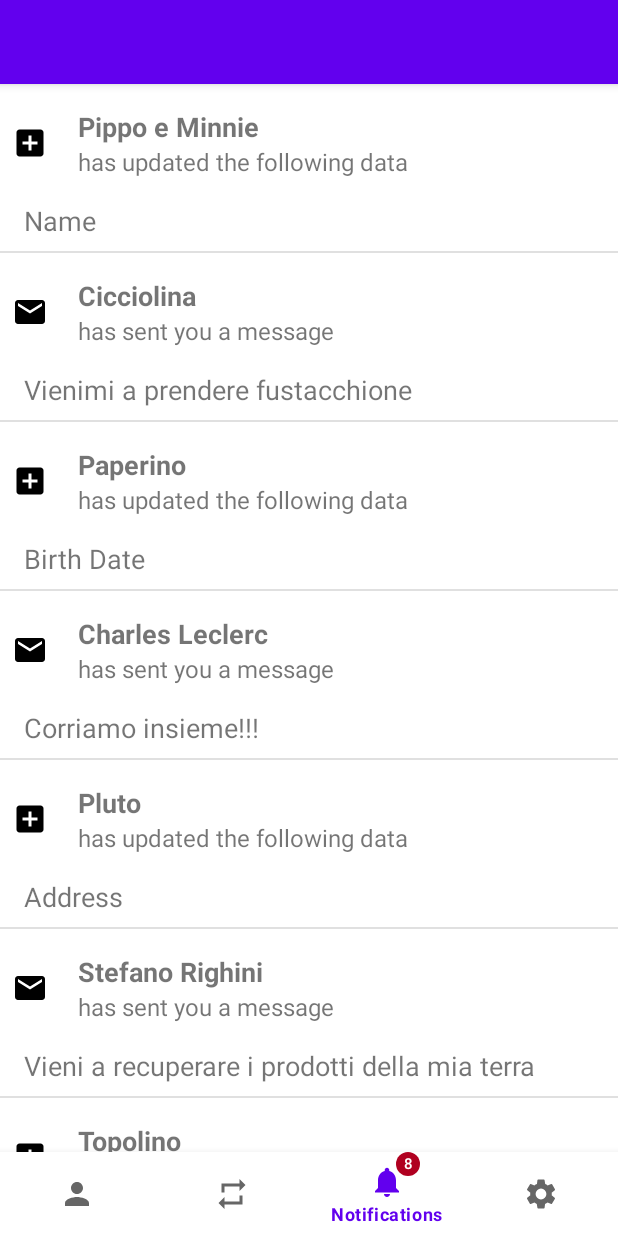
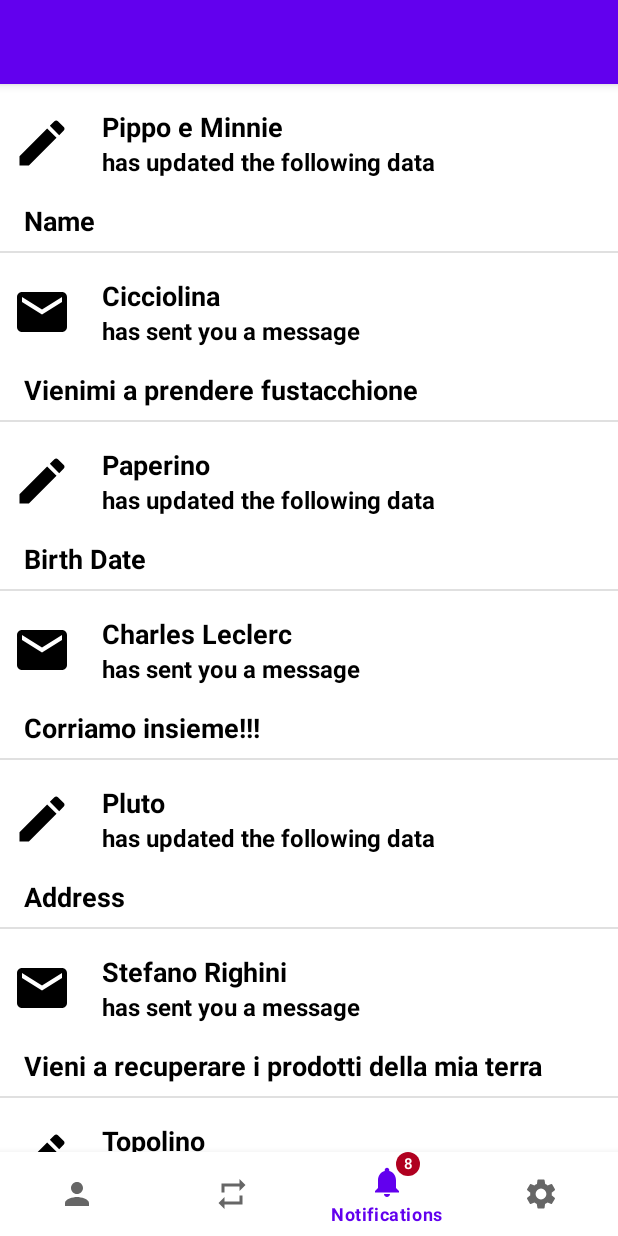
Before and after one commit to FranNetti/pc-citizenDigitalTwin, an Android app: the NotificationsFragment screen opened through its navigation route, on a phone screen of 412 x 824 dp. Run offline under Robolectric (Android 15) with nearby library versions, the phone set to English and light mode, and no system bars; our stand-ins replace navigation-ui.

Commit message:
change notification display

```diff
--- a/androidApp/app/src/main/java/it/unibo/citizenDigitalTwin/MainActivity.java
+++ b/androidApp/app/src/main/java/it/unibo/citizenDigitalTwin/MainActivity.java
@@ -45,9 +45,10 @@ public class MainActivity extends AppCompatActivity {
 
         mainActivityViewModel = new ViewModelProvider(this).get(MainActivityViewModel.class);
         mainActivityViewModel.notifications.getNotifications().observe(this, notifications -> {
-            if(notifications.size() > 0) {
+            final int notificationToRead = (int)notifications.stream().filter(x -> !x.isRead()).count();
+            if(notificationToRead > 0) {
                 badge.setVisible(true);
-                badge.setNumber(notifications.size());
+                badge.setNumber(notificationToRead);
             } else {
                 badge.setVisible(false);
                 badge.clearNumber();
--- a/androidApp/app/src/main/java/it/unibo/citizenDigitalTwin/data/category/GroupCategory.java
+++ b/androidApp/app/src/main/java/it/unibo/citizenDigitalTwin/data/category/GroupCategory.java
@@ -38,9 +38,9 @@ public enum GroupCategory {
         return identifier;
     }
 
-    public static Optional<GroupCategory> findByName(final String name) {
+    public static Optional<GroupCategory> findByGroupIdentifier(final String identifier) {
         return Stream.of(GroupCategory.values())
-                .filter(dataCategory -> dataCategory.identifier.equals(name))
+                .filter(dataCategory -> dataCategory.identifier.equals(identifier))
                 .findFirst();
     }
 }
--- a/androidApp/app/src/main/java/it/unibo/citizenDigitalTwin/data/category/LeafCategory.java
+++ b/androidApp/app/src/main/java/it/unibo/citizenDigitalTwin/data/category/LeafCategory.java
@@ -44,9 +44,9 @@ public enum LeafCategory {
         return context.getString(displayName);
     }
 
-    public static Optional<LeafCategory> findByName(final String name) {
+    public static Optional<LeafCategory> findByLeafIdentifier(final String identifier) {
         return Stream.of(LeafCategory.values())
-                .filter(dataCategory -> dataCategory.identifier.equals(name))
+                .filter(dataCategory -> dataCategory.identifier.equals(identifier))
                 .findFirst();
     }
 }
--- a/androidApp/app/src/main/java/it/unibo/citizenDigitalTwin/data/notification/Notification.java
+++ b/androidApp/app/src/main/java/it/unibo/citizenDigitalTwin/data/notification/Notification.java
@@ -9,11 +9,13 @@ public class Notification {
     private final Type type;
     private final String sender;
     private boolean selected;
+    private boolean read;
 
     Notification(final Type type, final String sender){
         this.type = type;
         this.sender = sender;
         selected = false;
+        read = false;
     }
 
     public void setSelected(boolean selected) {
@@ -24,6 +26,14 @@ public class Notification {
         return selected;
     }
 
+    public boolean isRead() {
+        return read;
+    }
+
+    public void setRead(boolean read) {
+        this.read = read;
+    }
+
     public String getSender() {
         return sender;
     }
--- a/androidApp/app/src/main/java/it/unibo/citizenDigitalTwin/ui/devices/DeviceAdapter.java
+++ b/androidApp/app/src/main/java/it/unibo/citizenDigitalTwin/ui/devices/DeviceAdapter.java
@@ -3,6 +3,7 @@ package it.unibo.citizenDigitalTwin.ui.devices;
 import android.content.Context;
 import android.view.LayoutInflater;
 import android.view.ViewGroup;
+import android.widget.Button;
 import android.widget.TextView;
 
 import java.util.List;
@@ -18,13 +19,13 @@ public class DeviceAdapter extends RecyclerView.Adapter<DeviceAdapter.DeviceHold
 
         final TextView deviceName;
         final TextView deviceCharacteristics;
-        final TextView deleteText;
+        final Button deleteBtn;
 
         DeviceHolder(final ConstraintLayout layout) {
             super(layout);
             this.deviceName = layout.findViewById(R.id.deviceNameText);
             this.deviceCharacteristics = layout.findViewById(R.id.deviceCharacteristicsText);
-            this.deleteText = layout.findViewById(R.id.disconnectText);
+            this.deleteBtn = layout.findViewById(R.id.disconnectBtn);
         }
     }
 
--- a/androidApp/app/src/main/java/it/unibo/citizenDigitalTwin/ui/notifications/NotificationAdapter.java
+++ b/androidApp/app/src/main/java/it/unibo/citizenDigitalTwin/ui/notifications/NotificationAdapter.java
@@ -2,6 +2,7 @@ package it.unibo.citizenDigitalTwin.ui.notifications;
 
 import android.content.Context;
 import android.graphics.Color;
+import android.graphics.Typeface;
 import android.view.LayoutInflater;
 import android.view.ViewGroup;
 import android.widget.ImageView;
@@ -65,21 +66,18 @@ public class NotificationAdapter extends RecyclerView.Adapter<NotificationAdapte
                 if(notifications.parallelStream().noneMatch(Notification::isSelected)){
                     listener.onNoNotificationSelected();
                 }
-            } else {
+            } else if(!notification.isRead()){
                 notification.setSelected(true);
                 listener.onNotificationSelected(notification);
+            } else {
+                return false;
             }
             this.notifyDataSetChanged();
             return true;
         });
 
-        int color;
-        if(notification.isSelected()){
-            color = context.getColor(R.color.selectedItem);
-        } else {
-            color = Color.WHITE;
-        }
-        holder.container.setBackgroundColor(color);
+        setBackgroundColor(holder, notification);
+        setReadOrNot(holder, notification);
         switch (notification.getType()){
             case DATA: handleDataNotification(holder, (DataNotification)notification); break;
             case MESSAGE: handleMessageNotification(holder, (MessageNotification)notification); break;
@@ -93,7 +91,7 @@ public class NotificationAdapter extends RecyclerView.Adapter<NotificationAdapte
     }
 
     private void handleDataNotification(final NotificationHolder holder, final DataNotification notification){
-        holder.icon.setImageResource(R.drawable.ic_add_box_black_24dp);
+        holder.icon.setImageResource(R.drawable.ic_edit_black_24dp);
         holder.sender.setText(notification.getSender());
         holder.message.setText(R.string.data_change);
         holder.content.setText(
@@ -112,5 +110,32 @@ public class NotificationAdapter extends RecyclerView.Adapter<NotificationAdapte
         holder.content.setText(notification.getMessage());
     }
 
+    private void setBackgroundColor(final NotificationHolder holder, final Notification notification){
+        int color;
+        if(notification.isSelected()){
+            color = context.getColor(R.color.selectedItem);
+        } else {
+            color = Color.WHITE;
+        }
+        holder.container.setBackgroundColor(color);
+    }
+
+    private void setReadOrNot(final NotificationHolder holder, final Notification notification){
+        if(!notification.isRead()){
+            holder.message.setTypeface(holder.message.getTypeface(), Typeface.BOLD);
+            holder.content.setTypeface(holder.content.getTypeface(), Typeface.BOLD);
+            holder.sender.setTextColor(Color.BLACK);
+            holder.content.setTextColor(Color.BLACK);
+            holder.message.setTextColor(Color.BLACK);
+        } else {
+            final int color = context.getColor(android.R.color.tab_indicator_text);
+            holder.message.setTypeface(null, Typeface.NORMAL);
+            holder.content.setTypeface(null, Typeface.NORMAL);
+            holder.sender.setTextColor(color);
+            holder.message.setTextColor(color);
+            holder.content.setTextColor(color);
+        }
+    }
+
 
 }
--- a/androidApp/app/src/main/java/it/unibo/citizenDigitalTwin/view_model/NotificationsViewModel.java
+++ b/androidApp/app/src/main/java/it/unibo/citizenDigitalTwin/view_model/NotificationsViewModel.java
@@ -38,6 +38,10 @@ public class NotificationsViewModel {
         this.notifications.setValue(not);
     }
 
+    public void setNotifications(List<Notification> notifications){
+        this.notifications.setValue(notifications);
+    }
+
     private List<Notification> getCurrentNotifications(){
         final List<Notification> not = this.notifications.getValue();
         return Objects.isNull(not) ? new ArrayList<>() : not;
--- /dev/null
+++ b/androidApp/app/src/main/res/drawable/ic_done_black_24dp.xml
@@ -0,0 +1,9 @@
+<vector xmlns:android="http://schemas.android.com/apk/res/android"
+        android:width="24dp"
+        android:height="24dp"
+        android:viewportWidth="24.0"
+        android:viewportHeight="24.0">
+    <path
+        android:fillColor="#FF000000"
+        android:pathData="M9,16.2L4.8,12l-1.4,1.4L9,19 21,7l-1.4,-1.4L9,16.2z"/>
+</vector>
--- a/androidApp/app/src/main/res/drawable/ic_add_box_black_24dp.xml
+++ b/androidApp/app/src/main/res/drawable/ic_edit_black_24dp.xml
@@ -5,5 +5,5 @@
         android:viewportHeight="24.0">
     <path
         android:fillColor="#FF000000"
-        android:pathData="M19,3L5,3c-1.11,0 -2,0.9 -2,2v14c0,1.1 0.89,2 2,2h14c1.1,0 2,-0.9 2,-2L21,5c0,-1.1 -0.9,-2 -2,-2zM17,13h-4v4h-2v-4L7,13v-2h4L11,7h2v4h4v2z"/>
+        android:pathData="M3,17.25V21h3.75L17.81,9.94l-3.75,-3.75L3,17.25zM20.71,7.04c0.39,-0.39 0.39,-1.02 0,-1.41l-2.34,-2.34c-0.39,-0.39 -1.02,-0.39 -1.41,0l-1.83,1.83 3.75,3.75 1.83,-1.83z"/>
 </vector>
--- a/androidApp/app/src/main/res/layout/device_item.xml
+++ b/androidApp/app/src/main/res/layout/device_item.xml
@@ -31,13 +31,13 @@
         app:layout_constraintStart_toStartOf="parent"
         app:layout_constraintTop_toBottomOf="@+id/deviceNameText" />
 
-    <TextView
-        android:id="@+id/disconnectText"
+    <Button
+        android:id="@+id/disconnectBtn"
         android:layout_width="wrap_content"
         android:layout_height="wrap_content"
         android:layout_marginEnd="16dp"
         android:text="@string/disconnect_device"
-        android:textAllCaps="true"
+        style="@style/Widget.MaterialComponents.Button.TextButton"
         android:textColor="@android:color/holo_red_light"
         app:layout_constraintBottom_toBottomOf="parent"
         app:layout_constraintEnd_toEndOf="parent"
--- a/androidApp/app/src/main/res/layout/fragment_notifications.xml
+++ b/androidApp/app/src/main/res/layout/fragment_notifications.xml
@@ -32,15 +32,15 @@
         android:layout_height="match_parent"/>
 
     <com.google.android.material.floatingactionbutton.FloatingActionButton
-        android:id="@+id/deleteNotificationsButton"
+        android:id="@+id/readNotificationsButton"
         android:layout_width="wrap_content"
         android:layout_height="wrap_content"
         android:layout_marginEnd="24dp"
         android:layout_marginBottom="24dp"
         android:clickable="true"
-        android:src="@drawable/ic_delete_forever_black_24dp"
+        android:src="@drawable/ic_done_black_24dp"
         android:visibility="gone"
-        app:backgroundTint="@android:color/holo_red_light"
+        app:backgroundTint="@color/colorPrimary"
         app:layout_constraintBottom_toBottomOf="parent"
         app:layout_constraintEnd_toEndOf="parent" />
 
--- a/androidApp/app/src/main/res/layout/group_category_item.xml
+++ b/androidApp/app/src/main/res/layout/group_category_item.xml
@@ -20,7 +20,7 @@
             android:layout_width="80dp"
             android:layout_height="80dp"
             android:layout_marginTop="16dp"
-            android:contentDescription="ciccio"
+            android:contentDescription="@string/category_icon"
             android:scaleType="fitCenter"
             app:layout_constraintEnd_toEndOf="parent"
             app:layout_constraintStart_toStartOf="parent"
--- a/androidApp/app/src/main/res/layout/notification_item.xml
+++ b/androidApp/app/src/main/res/layout/notification_item.xml
@@ -21,8 +21,8 @@
 
         <ImageView
             android:id="@+id/icon"
-            android:layout_width="wrap_content"
-            android:layout_height="wrap_content"
+            android:layout_width="40dp"
+            android:layout_height="40dp"
             android:contentDescription="@string/notification_icon"
             app:layout_constraintBottom_toBottomOf="parent"
             app:layout_constraintStart_toStartOf="parent"
@@ -30,6 +30,7 @@
             app:srcCompat="@drawable/ic_mail_black_24dp" />
 
         <LinearLayout
+            android:id="@+id/notificationInfo"
             android:layout_width="0dp"
             android:layout_height="wrap_content"
             android:layout_marginStart="20dp"
@@ -56,6 +57,16 @@
                 android:textSize="16sp" />
         </LinearLayout>
 
+        <!--<ImageView
+            android:id="@+id/priorityIcon"
+            android:layout_width="wrap_content"
+            android:layout_height="wrap_content"
+            app:srcCompat="@drawable/ic_car_black_24dp"
+            android:layout_marginTop="8dp"
+            app:layout_constraintEnd_toEndOf="parent"
+            app:layout_constraintStart_toEndOf="@+id/notificationInfo"
+            app:layout_constraintTop_toTopOf="parent"/>-->
+
     </androidx.constraintlayout.widget.ConstraintLayout>
 
     <TextView
@@ -67,9 +78,9 @@
         android:layout_marginTop="8dp"
         android:layout_marginEnd="16dp"
         android:layout_marginBottom="8dp"
-        app:layout_constraintBottom_toBottomOf="parent"
         app:layout_constraintEnd_toEndOf="parent"
         app:layout_constraintStart_toStartOf="parent"
+        app:layout_constraintBottom_toBottomOf="parent"
         app:layout_constraintTop_toBottomOf="@+id/senderLayout" />
 
 
```
Also changed, not shown: androidApp/app/src/main/java/it/unibo/citizenDigitalTwin/db/entity/Data.java (+23 -18 lines), androidApp/app/src/main/java/it/unibo/citizenDigitalTwin/ui/notifications/NotificationsFragment.java (+18 -13 lines), androidApp/app/src/main/res/drawable/ic_priority_high_black_24dp.xml (added, +12 -0 lines).
